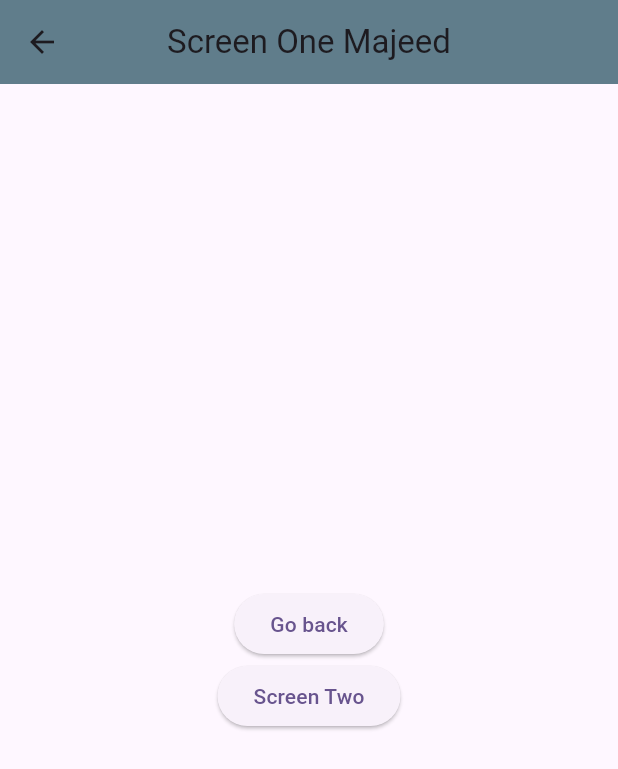
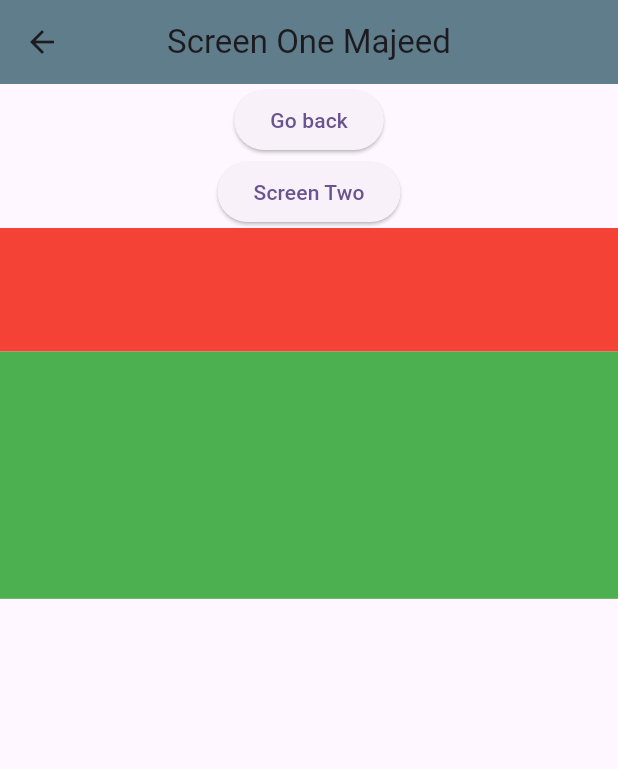
Before and after one commit to a4-asim/flutter_getx, a Flutter app: the screen it shows after launch, after a tap on "Go to Screen One", on a phone screen of 412 x 824 dp. Shown: the top 769 px of the screen. Run offline on Flutter 3.47's test engine with Material 3 defaults, Android fonts, the phone set to English and light mode, and no system bars; our stand-ins replace get.

Commit message:
Mediaquery using Getx

```diff
--- a/lib/screen_one.dart
+++ b/lib/screen_one.dart
@@ -4,6 +4,7 @@ import 'package:get/get.dart';
 
 // ignore: must_be_immutable
 class ScreenOne extends StatefulWidget {
+  // ignore: prefer_typing_uninitialized_variables
   var name;
   ScreenOne({super.key, this.name});
 
@@ -21,8 +22,8 @@ class _ScreenOneState extends State<ScreenOne> {
         centerTitle: true,
       ),
       body: Column(
-        mainAxisAlignment: MainAxisAlignment.center,
-        crossAxisAlignment: CrossAxisAlignment.center,
+        mainAxisAlignment: MainAxisAlignment.start,
+        crossAxisAlignment: CrossAxisAlignment.start,
         children: [
           Center(
             child: ElevatedButton(
@@ -38,6 +39,17 @@ class _ScreenOneState extends State<ScreenOne> {
                 },
                 child: const Text('Screen Two')),
           ),
+          Container(
+            color: Colors.red,
+            height: Get.height* .1,
+            width: Get.width * 1,
+          ),
+
+          Container(
+            color: Colors.green,
+            height: Get.height* .2,
+            width: Get.width * 1,
+          ),
         ],
       ),
     );
```
